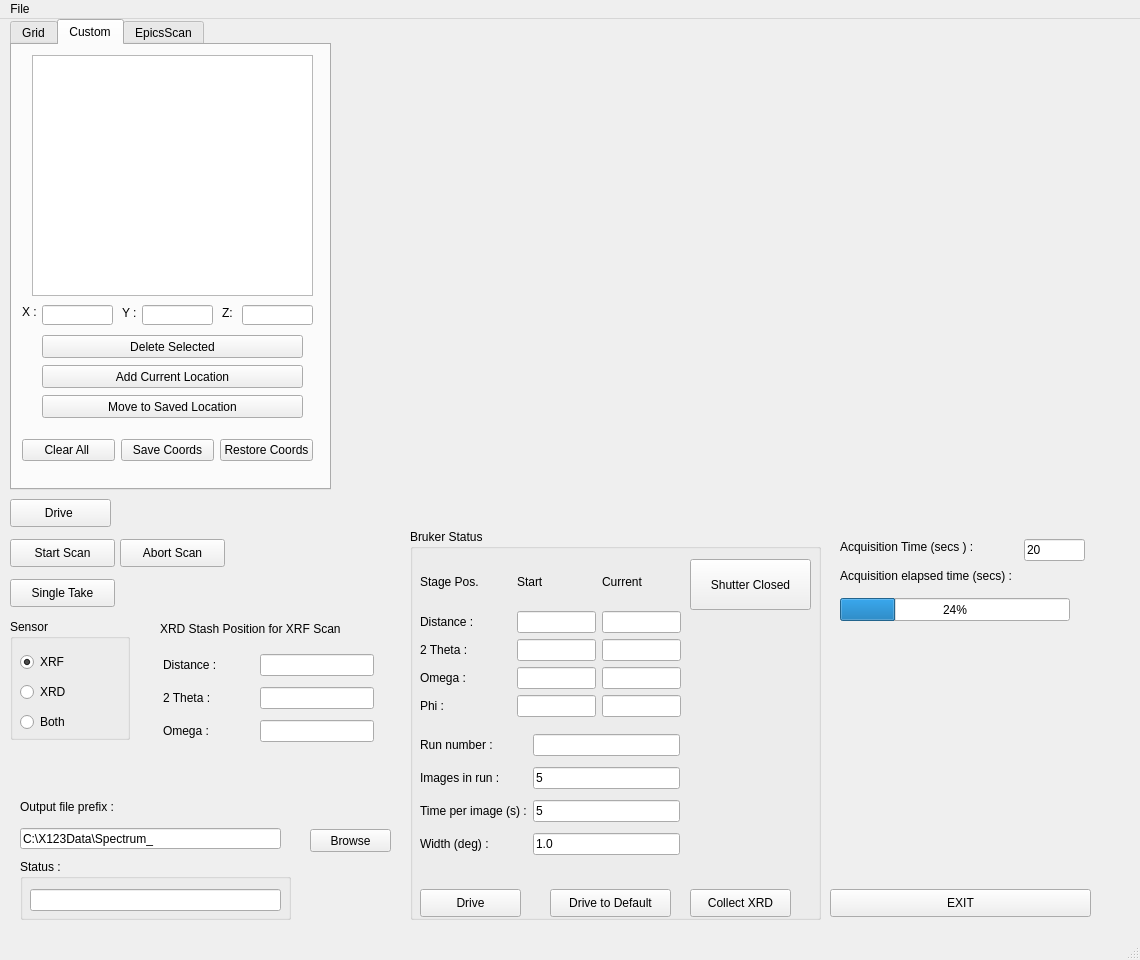
Before: the Qt Designer form gridscan_mainwin.ui in hgarbeil/pyAmptek, drawn with Qt 5.
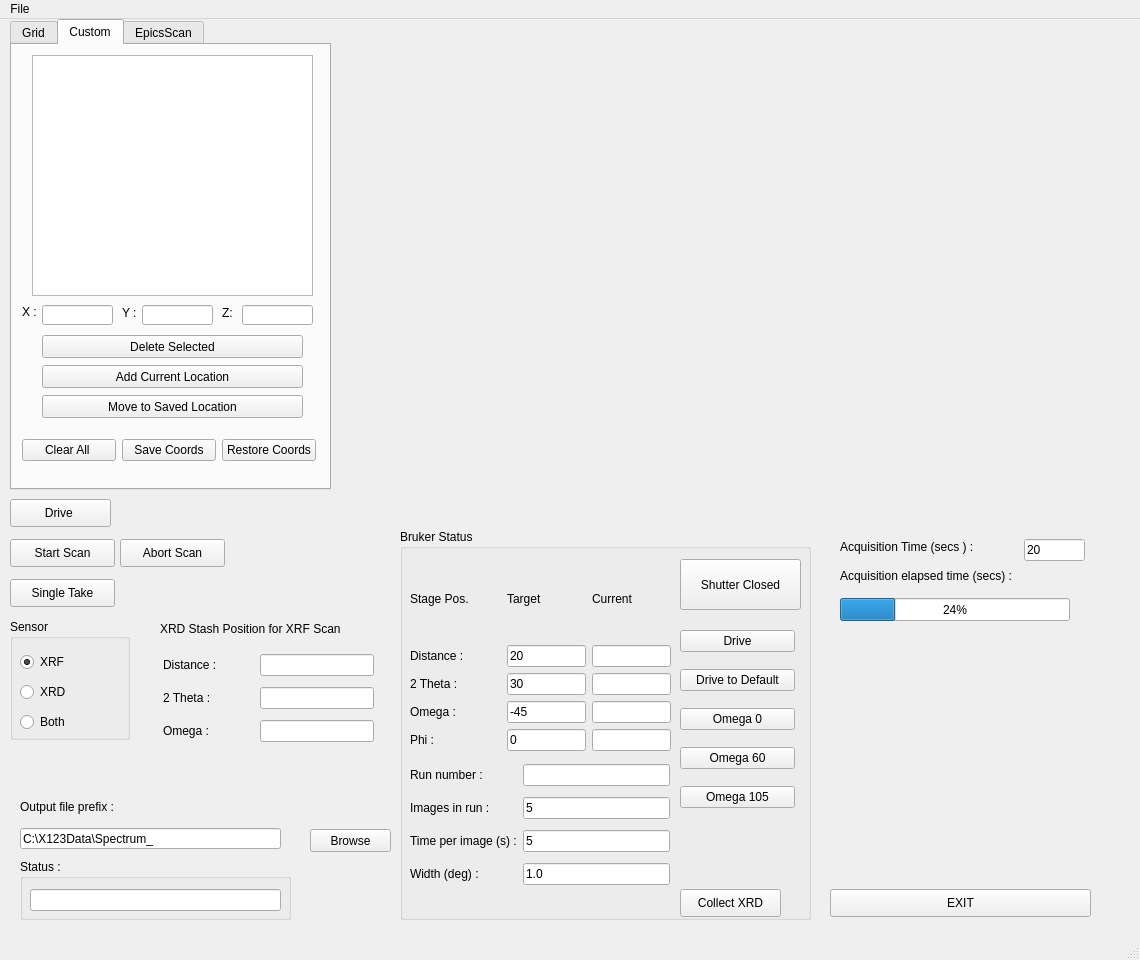
After: the same form once the commit is applied. Custom widgets are drawn as their Qt base class.

Commit message: Added buttons for omega presets, 0 60 and 105 and has a check for abs twotheta greater than 30

```diff
--- a/gridscan_mainwin.ui
+++ b/gridscan_mainwin.ui
@@ -694,12 +694,12 @@
        <string>Delete Selected</string>
       </property>
      </widget>
-     <widget class="QWidget" name="">
+     <widget class="QWidget" name="layoutWidget">
       <property name="geometry">
        <rect>
         <x>10</x>
         <y>390</y>
-        <width>291</width>
+        <width>294</width>
         <height>31</height>
        </rect>
       </property>
@@ -737,7 +737,7 @@
    <widget class="QGroupBox" name="phiLE_2">
     <property name="geometry">
      <rect>
-      <x>410</x>
+      <x>400</x>
       <y>510</y>
       <width>411</width>
       <height>391</height>
@@ -759,32 +759,6 @@
       <string>Shutter Closed</string>
      </property>
     </widget>
-    <widget class="QPushButton" name="updateAnglesButton">
-     <property name="geometry">
-      <rect>
-       <x>10</x>
-       <y>360</y>
-       <width>101</width>
-       <height>28</height>
-      </rect>
-     </property>
-     <property name="text">
-      <string>Drive</string>
-     </property>
-    </widget>
-    <widget class="QPushButton" name="defaultAnglesButton">
-     <property name="geometry">
-      <rect>
-       <x>140</x>
-       <y>360</y>
-       <width>121</width>
-       <height>28</height>
-      </rect>
-     </property>
-     <property name="text">
-      <string>Drive to Default</string>
-     </property>
-    </widget>
     <widget class="QPushButton" name="collectXRDButton">
      <property name="geometry">
       <rect>
@@ -798,34 +772,34 @@
       <string>Collect XRD</string>
      </property>
     </widget>
-    <widget class="QWidget" name="">
+    <widget class="QWidget" name="layoutWidget">
      <property name="geometry">
       <rect>
        <x>10</x>
        <y>30</y>
        <width>261</width>
-       <height>158</height>
+       <height>192</height>
       </rect>
      </property>
      <layout class="QGridLayout" name="gridLayout_3">
-      <item row="0" column="0">
-       <widget class="QLabel" name="label_25">
-        <property name="text">
-         <string>Stage Pos.</string>
+      <item row="2" column="2">
+       <widget class="QLineEdit" name="curTwothetaLE">
+        <property name="readOnly">
+         <bool>true</bool>
         </property>
        </widget>
       </item>
       <item row="0" column="1">
        <widget class="QLabel" name="label_24">
         <property name="text">
-         <string>Start</string>
+         <string>Target</string>
         </property>
        </widget>
       </item>
-      <item row="0" column="2">
-       <widget class="QLabel" name="label_26">
+      <item row="5" column="1">
+       <widget class="QLineEdit" name="phiLE">
         <property name="text">
-         <string>Current</string>
+         <string>0</string>
         </property>
        </widget>
       </item>
@@ -842,33 +816,6 @@
         </property>
        </widget>
       </item>
-      <item row="1" column="1">
-       <widget class="QLineEdit" name="distanceLE"/>
-      </item>
-      <item row="1" column="2">
-       <widget class="QLineEdit" name="curDistLE">
-        <property name="readOnly">
-         <bool>true</bool>
-        </property>
-       </widget>
-      </item>
-      <item row="2" column="0">
-       <widget class="QLabel" name="label_17">
-        <property name="text">
-         <string>2 Theta :</string>
-        </property>
-       </widget>
-      </item>
-      <item row="2" column="1">
-       <widget class="QLineEdit" name="twothetaLE"/>
-      </item>
-      <item row="2" column="2">
-       <widget class="QLineEdit" name="curTwothetaLE">
-        <property name="readOnly">
-         <bool>true</bool>
-        </property>
-       </widget>
-      </item>
       <item row="3" column="0">
        <widget class="QLabel" name="label_18">
         <property name="text">
@@ -876,8 +823,40 @@
         </property>
        </widget>
       </item>
-      <item row="3" column="1">
-       <widget class="QLineEdit" name="omegaLE"/>
+      <item row="0" column="2">
+       <widget class="QLabel" name="label_26">
+        <property name="text">
+         <string>Current</string>
+        </property>
+       </widget>
+      </item>
+      <item row="0" column="0">
+       <widget class="QLabel" name="label_25">
+        <property name="text">
+         <string>Stage Pos.</string>
+        </property>
+       </widget>
+      </item>
+      <item row="1" column="2">
+       <widget class="QLineEdit" name="curDistLE">
+        <property name="readOnly">
+         <bool>true</bool>
+        </property>
+       </widget>
+      </item>
+      <item row="5" column="2">
+       <widget class="QLineEdit" name="curPhiLE">
+        <property name="readOnly">
+         <bool>true</bool>
+        </property>
+       </widget>
+      </item>
+      <item row="1" column="1">
+       <widget class="QLineEdit" name="distanceLE">
+        <property name="text">
+         <string>20</string>
+        </property>
+       </widget>
       </item>
       <item row="3" column="2">
        <widget class="QLineEdit" name="curOmegaLE">
@@ -886,42 +865,46 @@
         </property>
        </widget>
       </item>
-      <item row="4" column="0">
+      <item row="2" column="0">
+       <widget class="QLabel" name="label_17">
+        <property name="text">
+         <string>2 Theta :</string>
+        </property>
+       </widget>
+      </item>
+      <item row="2" column="1">
+       <widget class="QLineEdit" name="twothetaLE">
+        <property name="text">
+         <string>30</string>
+        </property>
+       </widget>
+      </item>
+      <item row="5" column="0">
        <widget class="QLabel" name="label_19">
         <property name="text">
          <string>Phi :</string>
         </property>
        </widget>
       </item>
-      <item row="4" column="1">
-       <widget class="QLineEdit" name="phiLE"/>
-      </item>
-      <item row="4" column="2">
-       <widget class="QLineEdit" name="curPhiLE">
-        <property name="readOnly">
-         <bool>true</bool>
+      <item row="3" column="1">
+       <widget class="QLineEdit" name="omegaLE">
+        <property name="text">
+         <string>-45</string>
         </property>
        </widget>
       </item>
      </layout>
     </widget>
-    <widget class="QWidget" name="">
+    <widget class="QWidget" name="layoutWidget">
      <property name="geometry">
       <rect>
        <x>10</x>
-       <y>200</y>
+       <y>230</y>
        <width>260</width>
        <height>132</height>
       </rect>
      </property>
      <layout class="QGridLayout" name="gridLayout_4">
-      <item row="0" column="0">
-       <widget class="QLabel" name="label_27">
-        <property name="text">
-         <string>Run number : </string>
-        </property>
-       </widget>
-      </item>
       <item row="0" column="1">
        <widget class="QLineEdit" name="runnumLE"/>
       </item>
@@ -967,6 +950,60 @@
         </property>
        </widget>
       </item>
+      <item row="0" column="0">
+       <widget class="QLabel" name="label_27">
+        <property name="text">
+         <string>Run number : </string>
+        </property>
+       </widget>
+      </item>
+     </layout>
+    </widget>
+    <widget class="QWidget" name="">
+     <property name="geometry">
+      <rect>
+       <x>280</x>
+       <y>90</y>
+       <width>115</width>
+       <height>201</height>
+      </rect>
+     </property>
+     <layout class="QGridLayout" name="gridLayout_7">
+      <item row="0" column="0">
+       <widget class="QPushButton" name="updateAnglesButton">
+        <property name="text">
+         <string>Drive</string>
+        </property>
+       </widget>
+      </item>
+      <item row="1" column="0">
+       <widget class="QPushButton" name="defaultAnglesButton">
+        <property name="text">
+         <string>Drive to Default</string>
+        </property>
+       </widget>
+      </item>
+      <item row="2" column="0">
+       <widget class="QPushButton" name="Omega_0_Button">
+        <property name="text">
+         <string>Omega 0</string>
+        </property>
+       </widget>
+      </item>
+      <item row="3" column="0">
+       <widget class="QPushButton" name="Omega_60_Button">
+        <property name="text">
+         <string>Omega 60</string>
+        </property>
+       </widget>
+      </item>
+      <item row="4" column="0">
+       <widget class="QPushButton" name="Omega_105_Button">
+        <property name="text">
+         <string>Omega 105</string>
+        </property>
+       </widget>
+      </item>
      </layout>
     </widget>
    </widget>
@@ -1038,7 +1075,7 @@
      <string>XRD Stash Position for XRF Scan</string>
     </property>
    </widget>
-   <widget class="QWidget" name="">
+   <widget class="QWidget" name="layoutWidget">
     <property name="geometry">
      <rect>
       <x>163</x>
```
The commit also changes 1 other file.
